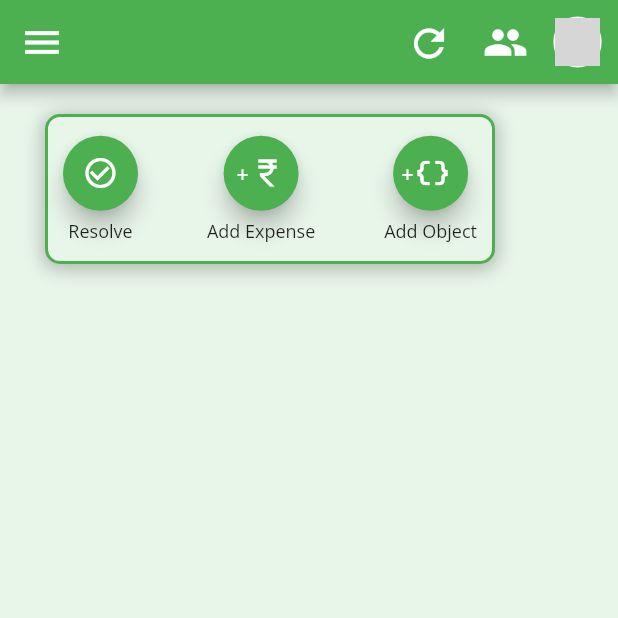
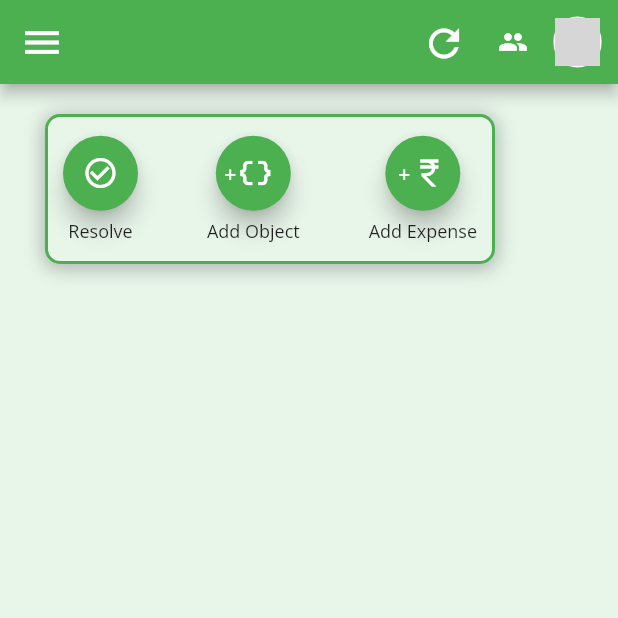
Before and after one commit to Aditya-Y-29/DEP, a Flutter app: the MyHomePage screen opened by its route, after a tap on the "refresh" icon, after a tap on the "more vert" icon, on a phone screen of 412 x 824 dp, the top half of it. Run offline on Flutter 3.47's test engine with Material 2 defaults, Android fonts, the phone set to English and light mode, and no system bars; our stand-ins replace animated_theme_switcher, cloud_firestore, firebase_auth, firebase_core, flutter_contacts, flutter_screenutil and 4 more; accounts and stored records are empty; grey boxes are pictures that could not be loaded.

Commit message:
some_basic_changes

```diff
--- a/hello_world/lib/Pages/main_pages/community_page.dart
+++ b/hello_world/lib/Pages/main_pages/community_page.dart
@@ -75,7 +75,7 @@ class _CommunityPageState extends State<CommunityPage> {
                   ),
                 );
               },
-              child: const Icon(Icons.group, size: 30,),
+              child: const Icon(Icons.group, size: 20,),
             )
           ),
           Container(
@@ -190,7 +190,43 @@ class _CommunityPageState extends State<CommunityPage> {
                                     Navigator.push(
                                       context,
                                       MaterialPageRoute(
-                                        builder: (context) => AddFromCommunityPage(selectedPage: 1, communityName: widget.communityName),
+                                        builder: (context) => AddFromCommunityPage(selectedPage: 1, communityName: widget.communityName)
+                                      ),
+                                    );
+                                  },
+                                  child: Container(
+                                    margin: const EdgeInsets.all(5),
+                                    child:  Row(
+                                      children: const [
+                                        Text("+"),
+                                        Icon(Icons.data_object),
+                                      ],
+                                    ),
+                                  ),
+                                ),
+                              ),
+                              const Text(
+                                "Add Object",
+                                style: TextStyle(
+                                  fontSize: 12,
+                                ),
+                              ),
+                            ],
+                          ),
+                        ),
+                        Container(
+                          child: Column(
+                            mainAxisAlignment: MainAxisAlignment.spaceAround,
+                            children: [
+                              Container(
+                                height: 50,
+                                width: 50,
+                                child: FloatingActionButton(
+                                  onPressed: () {
+                                    Navigator.push(
+                                      context,
+                                      MaterialPageRoute(
+                                        builder: (context) => AddFromCommunityPage(selectedPage: 2, communityName: widget.communityName),
                                       ),
                                     );
                                   },
@@ -242,42 +278,6 @@ class _CommunityPageState extends State<CommunityPage> {
                         //     ],
                         //   ),
                         // ),
-                        Container(
-                          child: Column(
-                            mainAxisAlignment: MainAxisAlignment.spaceAround,
-                            children: [
-                              Container(
-                                height: 50,
-                                width: 50,
-                                child: FloatingActionButton(
-                                  onPressed: () {
-                                    Navigator.push(
-                                      context,
-                                      MaterialPageRoute(
-                                        builder: (context) => AddFromCommunityPage(selectedPage: 2, communityName: widget.communityName)
-                                      ),
-                                    );
-                                  },
-                                  child: Container(
-                                    margin: const EdgeInsets.all(5),
-                                    child:  Row(
-                                      children: const [
-                                        Text("+"),
-                                        Icon(Icons.data_object),
-                                      ],
-                                    ),
-                                  ),
-                                ),
-                              ),
-                              const Text(
-                                "Add Object",
-                                style: TextStyle(
-                                  fontSize: 12,
-                                ),
-                              ),
-                            ],
-                          ),
-                        ),
                       ],
                     ),
                   ),
--- a/hello_world/lib/Pages/main_pages/home_page.dart
+++ b/hello_world/lib/Pages/main_pages/home_page.dart
@@ -45,7 +45,7 @@ class _MyHomePageState extends State<MyHomePage> {
             child: IconButton(
               icon: const Icon(
                 Icons.refresh,
-                size: 30,
+                size: 20,
               ),
               onPressed: () async {
                 DataProvider dataProvider =
@@ -160,6 +160,43 @@ class _MyHomePageState extends State<MyHomePage> {
                                   },
                                   backgroundColor: Colors.green,
                                   child: Container(
+                                    margin: const EdgeInsets.all(5),
+                                    child:  Row(
+                                      children: const [
+                                        Text("+"),
+                                        Icon(Icons.data_object),
+                                      ],
+                                    ),
+                                  )
+                                ),
+                              ),
+                              const Text(
+                                  "Add Object",
+                                style: TextStyle(
+                                  fontSize: 12,
+                                ),
+                              ),
+                            ],
+                          ),
+                        ),
+                        Container(
+                          child: Column(
+                            mainAxisAlignment: MainAxisAlignment.spaceAround,
+                            children: [
+                              Container(
+                                height: 50,
+                                width: 50,
+                                child: FloatingActionButton(
+                                  onPressed: () {
+                                    Navigator.push(
+                                      context,
+                                      MaterialPageRoute(
+                                        builder: (context) => AddFromHomePage(selectedPage: 2),
+                                      ),
+                                    );
+                                  },
+                                  backgroundColor: Colors.green,
+                                  child: Container(
                                     margin: const EdgeInsets.all(8),
                                     child:  Row(
                                       children: const [
@@ -208,43 +245,6 @@ class _MyHomePageState extends State<MyHomePage> {
                         //     ],
                         //   ),
                         // ),
-                        Container(
-                          child: Column(
-                            mainAxisAlignment: MainAxisAlignment.spaceAround,
-                            children: [
-                              Container(
-                                height: 50,
-                                width: 50,
-                                child: FloatingActionButton(
-                                  onPressed: () {
-                                    Navigator.push(
-                                      context,
-                                      MaterialPageRoute(
-                                        builder: (context) => AddFromHomePage(selectedPage: 2),
-                                      ),
-                                    );
-                                  },
-                                  backgroundColor: Colors.green,
-                                  child: Container(
-                                    margin: const EdgeInsets.all(5),
-                                    child:  Row(
-                                      children: const [
-                                        Text("+"),
-                                        Icon(Icons.data_object),
-                                      ],
-                                    ),
-                                  )
-                                ),
-                              ),
-                              const Text(
-                                  "Add Object",
-                                style: TextStyle(
-                                  fontSize: 12,
-                                ),
-                              ),
-                            ],
-                          ),
-                        ),
                       ],
                     ),
                   ),
--- a/hello_world/lib/Pages/main_pages/object_page.dart
+++ b/hello_world/lib/Pages/main_pages/object_page.dart
@@ -40,7 +40,7 @@ class _ObjectPageState extends State<ObjectPage> {
             margin: const EdgeInsets.all(5),
             padding: const EdgeInsets.all(1),
             child: IconButton(
-              icon: const Icon(Icons.refresh, size: 30,),
+              icon: const Icon(Icons.refresh, size: 20,),
               onPressed: () async {
                   DataProvider dataProvider = Provider.of<DataProvider>(context, listen: false);
                   await dataProvider.getAllDetails(dataProvider.user!.phoneNo);
--- a/hello_world/lib/database/db_expenses.dart
+++ b/hello_world/lib/database/db_expenses.dart
@@ -8,7 +8,7 @@ import '../Models/objectS.dart';
 class ExpenseDataBaseService {
   static final _db = FirebaseFirestore.instance;
 
-  static createExpense(ExpenseModel expense) async {
+  static Future<bool> createExpense(ExpenseModel expense) async {
     try {
 
       final sp= await _db.collection('expenses').where("Name", isEqualTo: expense.name).where("ObjectID", isEqualTo: expense.objectID).get();
--- a/hello_world/lib/database/db_objects.dart
+++ b/hello_world/lib/database/db_objects.dart
@@ -7,7 +7,7 @@ import '../Models/service.dart';
 class ObjectDataBaseService {
   static final _db = FirebaseFirestore.instance;
 
-  static createObjects( ObjectsModel object) async {
+  static Future<bool> createObjects( ObjectsModel object) async {
     try {
       if( object.communityID == null){
         return false;
--- a/hello_world/lib/screens/add_screens/add_expense.dart
+++ b/hello_world/lib/screens/add_screens/add_expense.dart
@@ -49,7 +49,8 @@ class ExpenseData extends State<ExpenseScreen> {
 
     if(widget.isFromObjectPage){
         objectDropDown=widget.objectName;
-      } else if (providerCommunity.communityObjectMap[communityDropDown]!.isNotEmpty) {
+      }
+    else if (providerCommunity.communityObjectMap[communityDropDown]!.isNotEmpty) {
       objectDropDown=providerCommunity.communityObjectMap[communityDropDown]![providerCommunity.objectIndex];
     } else {
       return const Center(child: Text("No Objects in this Community"));
--- a/hello_world/lib/screens/objects_screens/object_expense.dart
+++ b/hello_world/lib/screens/objects_screens/object_expense.dart
@@ -19,6 +19,11 @@ class _ObjectExpenseScreenState extends State<ObjectExpenseScreen> {
   Widget build(BuildContext context) {
     return Consumer<DataProvider>(
       builder: (context, objectDataProvider, child) {
+
+        if( objectDataProvider.objectUnresolvedExpenseMap[widget.communityName]![widget.objectName] == null ||
+            objectDataProvider.objectResolvedExpenseMap[widget.communityName]![widget.objectName] == null){
+          return const Center(child: Text("No Expenses in this Object"));
+        }
 
         return Column(
             children: [
```
Also changed, not shown: hello_world/lib/provider/data_provider.dart (+46 -41 lines).
